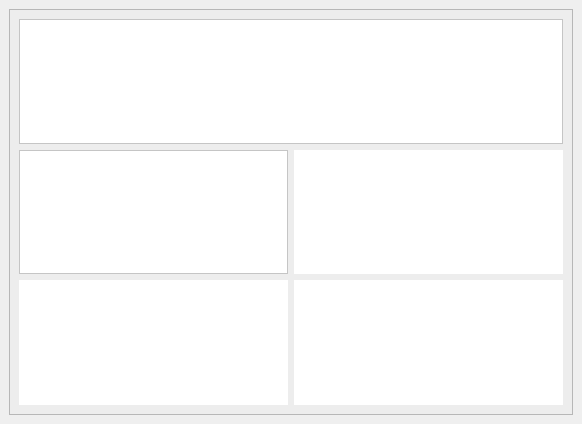
The window that AutoPlate.ui (codydon/Automatic-Car-Plate-Recognition-System) describes before a commit, drawn with Qt 5.
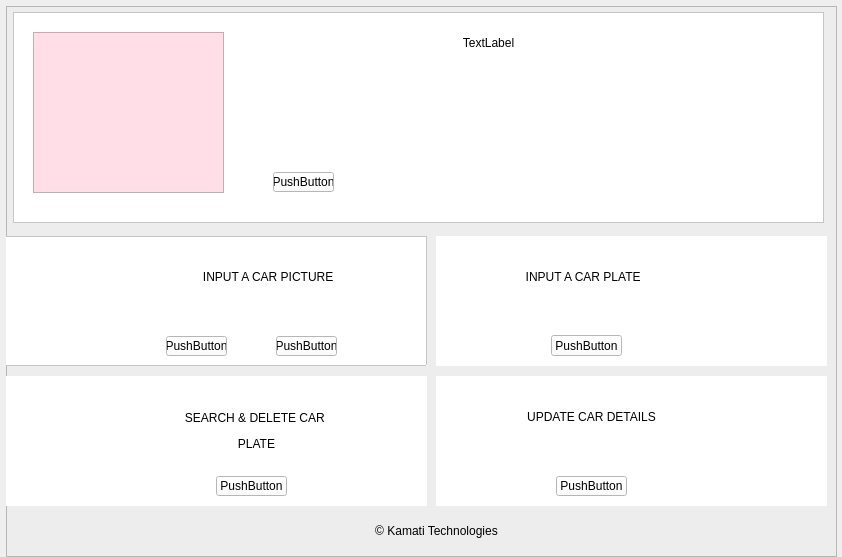
The same window after the commit. Icons and pictures are not drawn.

The edit to the form file:
```diff
--- a/AutoPlate.ui
+++ b/AutoPlate.ui
@@ -6,17 +6,41 @@
    <rect>
     <x>0</x>
     <y>0</y>
-    <width>582</width>
-    <height>424</height>
+    <width>842</width>
+    <height>557</height>
    </rect>
   </property>
   <property name="windowTitle">
    <string>MainWindow</string>
   </property>
   <widget class="QWidget" name="centralwidget">
-   <layout class="QGridLayout" name="gridLayout_2">
-    <item row="0" column="0">
      <widget class="QFrame" name="frame">
+    <property name="geometry">
+     <rect>
+      <x>6</x>
+      <y>6</y>
+      <width>831</width>
+      <height>551</height>
+     </rect>
+    </property>
+    <property name="sizePolicy">
+     <sizepolicy hsizetype="Preferred" vsizetype="Preferred">
+      <horstretch>0</horstretch>
+      <verstretch>0</verstretch>
+     </sizepolicy>
+    </property>
+    <property name="minimumSize">
+     <size>
+      <width>831</width>
+      <height>551</height>
+     </size>
+    </property>
+    <property name="maximumSize">
+     <size>
+      <width>831</width>
+      <height>551</height>
+     </size>
+    </property>
       <property name="styleSheet">
        <string notr="true">background-color: rgb(237, 237, 237);</string>
       </property>
@@ -26,9 +50,15 @@
       <property name="frameShadow">
        <enum>QFrame::Raised</enum>
       </property>
-      <layout class="QGridLayout" name="gridLayout">
-       <item row="0" column="0" colspan="2">
         <widget class="QFrame" name="frame_2">
+     <property name="geometry">
+      <rect>
+       <x>7</x>
+       <y>6</y>
+       <width>811</width>
+       <height>211</height>
+      </rect>
+     </property>
          <property name="styleSheet">
           <string notr="true">background-color: rgb(255, 255, 255);</string>
          </property>
@@ -38,10 +68,67 @@
          <property name="frameShadow">
           <enum>QFrame::Raised</enum>
          </property>
-        </widget>
-       </item>
-       <item row="1" column="0">
+     <widget class="QPushButton" name="pushButton_6">
+      <property name="geometry">
+       <rect>
+        <x>260</x>
+        <y>160</y>
+        <width>61</width>
+        <height>20</height>
+       </rect>
+      </property>
+      <property name="cursor">
+       <cursorShape>PointingHandCursor</cursorShape>
+      </property>
+      <property name="text">
+       <string>PushButton</string>
+      </property>
+     </widget>
+     <widget class="QFrame" name="frame_4">
+      <property name="geometry">
+       <rect>
+        <x>20</x>
+        <y>20</y>
+        <width>191</width>
+        <height>161</height>
+       </rect>
+      </property>
+      <property name="styleSheet">
+       <string notr="true">background-color: rgb(255, 222, 232);</string>
+      </property>
+      <property name="frameShape">
+       <enum>QFrame::StyledPanel</enum>
+      </property>
+      <property name="frameShadow">
+       <enum>QFrame::Raised</enum>
+      </property>
+     </widget>
+     <widget class="QLabel" name="label_9">
+      <property name="geometry">
+       <rect>
+        <x>290</x>
+        <y>10</y>
+        <width>371</width>
+        <height>41</height>
+       </rect>
+      </property>
+      <property name="text">
+       <string>TextLabel</string>
+      </property>
+      <property name="alignment">
+       <set>Qt::AlignCenter</set>
+      </property>
+     </widget>
+    </widget>
         <widget class="QFrame" name="frame_3">
+     <property name="geometry">
+      <rect>
+       <x>-10</x>
+       <y>230</y>
+       <width>431</width>
+       <height>130</height>
+      </rect>
+     </property>
          <property name="styleSheet">
           <string notr="true">background-color: rgb(255, 255, 255);</string>
          </property>
@@ -51,10 +138,87 @@
          <property name="frameShadow">
           <enum>QFrame::Raised</enum>
          </property>
-        </widget>
-       </item>
-       <item row="1" column="1">
+     <widget class="QLabel" name="label">
+      <property name="geometry">
+       <rect>
+        <x>10</x>
+        <y>10</y>
+        <width>111</width>
+        <height>71</height>
+       </rect>
+      </property>
+      <property name="styleSheet">
+       <string notr="true"> 
+image: url(:/webcam/webcam.png);</string>
+      </property>
+      <property name="text">
+       <string/>
+      </property>
+      <property name="alignment">
+       <set>Qt::AlignCenter</set>
+      </property>
+     </widget>
+     <widget class="QLabel" name="label_5">
+      <property name="geometry">
+       <rect>
+        <x>190</x>
+        <y>30</y>
+        <width>161</width>
+        <height>21</height>
+       </rect>
+      </property>
+      <property name="styleSheet">
+       <string notr="true">font: 12pt &quot;Trebuchet MS&quot;;</string>
+      </property>
+      <property name="text">
+       <string> INPUT A CAR PICTURE</string>
+      </property>
+      <property name="alignment">
+       <set>Qt::AlignCenter</set>
+      </property>
+     </widget>
+     <widget class="QPushButton" name="pushButton">
+      <property name="geometry">
+       <rect>
+        <x>170</x>
+        <y>100</y>
+        <width>61</width>
+        <height>20</height>
+       </rect>
+      </property>
+      <property name="cursor">
+       <cursorShape>PointingHandCursor</cursorShape>
+      </property>
+      <property name="text">
+       <string>PushButton</string>
+      </property>
+     </widget>
+     <widget class="QPushButton" name="pushButton_2">
+      <property name="geometry">
+       <rect>
+        <x>280</x>
+        <y>100</y>
+        <width>61</width>
+        <height>20</height>
+       </rect>
+      </property>
+      <property name="cursor">
+       <cursorShape>PointingHandCursor</cursorShape>
+      </property>
+      <property name="text">
+       <string>PushButton</string>
+      </property>
+     </widget>
+    </widget>
         <widget class="QFrame" name="frame_5">
+     <property name="geometry">
+      <rect>
+       <x>430</x>
+       <y>230</y>
+       <width>391</width>
+       <height>130</height>
+      </rect>
+     </property>
          <property name="styleSheet">
           <string notr="true">background-color: rgb(255, 255, 255);</string>
          </property>
@@ -64,10 +228,68 @@
          <property name="frameShadow">
           <enum>QFrame::Raised</enum>
          </property>
-        </widget>
-       </item>
-       <item row="2" column="0">
+     <widget class="QLabel" name="label_2">
+      <property name="geometry">
+       <rect>
+        <x>280</x>
+        <y>10</y>
+        <width>111</width>
+        <height>71</height>
+       </rect>
+      </property>
+      <property name="styleSheet">
+       <string notr="true"> 
+image: url(:/add/add-file.png);</string>
+      </property>
+      <property name="text">
+       <string/>
+      </property>
+     </widget>
+     <widget class="QLabel" name="label_6">
+      <property name="geometry">
+       <rect>
+        <x>70</x>
+        <y>30</y>
+        <width>151</width>
+        <height>21</height>
+       </rect>
+      </property>
+      <property name="styleSheet">
+       <string notr="true">font: 12pt &quot;Trebuchet MS&quot;;</string>
+      </property>
+      <property name="text">
+       <string> INPUT A CAR PLATE</string>
+      </property>
+      <property name="alignment">
+       <set>Qt::AlignCenter</set>
+      </property>
+     </widget>
+     <widget class="QPushButton" name="pushButton_3">
+      <property name="geometry">
+       <rect>
+        <x>115</x>
+        <y>99</y>
+        <width>71</width>
+        <height>21</height>
+       </rect>
+      </property>
+      <property name="cursor">
+       <cursorShape>PointingHandCursor</cursorShape>
+      </property>
+      <property name="text">
+       <string>PushButton</string>
+      </property>
+     </widget>
+    </widget>
         <widget class="QFrame" name="frame_6">
+     <property name="geometry">
+      <rect>
+       <x>-20</x>
+       <y>370</y>
+       <width>441</width>
+       <height>130</height>
+      </rect>
+     </property>
          <property name="styleSheet">
           <string notr="true">background-color: rgb(255, 255, 255);</string>
          </property>
@@ -77,10 +299,67 @@
          <property name="frameShadow">
           <enum>QFrame::Raised</enum>
          </property>
-        </widget>
-       </item>
-       <item row="2" column="1">
+     <widget class="QLabel" name="label_3">
+      <property name="geometry">
+       <rect>
+        <x>10</x>
+        <y>10</y>
+        <width>121</width>
+        <height>71</height>
+       </rect>
+      </property>
+      <property name="styleSheet">
+       <string notr="true">image: url(:/search/search.png);</string>
+      </property>
+      <property name="text">
+       <string/>
+      </property>
+     </widget>
+     <widget class="QLabel" name="label_7">
+      <property name="geometry">
+       <rect>
+        <x>130</x>
+        <y>30</y>
+        <width>281</width>
+        <height>51</height>
+       </rect>
+      </property>
+      <property name="styleSheet">
+       <string notr="true">font: 12pt &quot;Trebuchet MS&quot;;</string>
+      </property>
+      <property name="text">
+       <string>&lt;html&gt;&lt;head/&gt;&lt;body&gt;&lt;p&gt;SEARCH &amp;amp; DELETE CAR &lt;/p&gt;&lt;p&gt;PLATE&lt;/p&gt;&lt;/body&gt;&lt;/html&gt;</string>
+      </property>
+      <property name="alignment">
+       <set>Qt::AlignCenter</set>
+      </property>
+     </widget>
+     <widget class="QPushButton" name="pushButton_4">
+      <property name="geometry">
+       <rect>
+        <x>230</x>
+        <y>100</y>
+        <width>71</width>
+        <height>20</height>
+       </rect>
+      </property>
+      <property name="cursor">
+       <cursorShape>PointingHandCursor</cursorShape>
+      </property>
+      <property name="text">
+       <string>PushButton</string>
+      </property>
+     </widget>
+    </widget>
         <widget class="QFrame" name="frame_7">
+     <property name="geometry">
+      <rect>
+       <x>430</x>
+       <y>370</y>
+       <width>391</width>
+       <height>130</height>
+      </rect>
+     </property>
          <property name="styleSheet">
           <string notr="true">background-color: rgb(255, 255, 255);</string>
          </property>
@@ -90,14 +369,83 @@
          <property name="frameShadow">
           <enum>QFrame::Raised</enum>
          </property>
-        </widget>
-       </item>
-      </layout>
+     <widget class="QLabel" name="label_4">
+      <property name="geometry">
+       <rect>
+        <x>280</x>
+        <y>0</y>
+        <width>121</width>
+        <height>71</height>
+       </rect>
+      </property>
+      <property name="styleSheet">
+       <string notr="true">image: url(:/update/diagnosis.png);</string>
+      </property>
+      <property name="text">
+       <string/>
+      </property>
+     </widget>
+     <widget class="QLabel" name="label_8">
+      <property name="geometry">
+       <rect>
+        <x>80</x>
+        <y>30</y>
+        <width>151</width>
+        <height>21</height>
+       </rect>
+      </property>
+      <property name="styleSheet">
+       <string notr="true">font: 12pt &quot;Trebuchet MS&quot;;</string>
+      </property>
+      <property name="text">
+       <string>UPDATE CAR DETAILS</string>
+      </property>
+      <property name="alignment">
+       <set>Qt::AlignCenter</set>
+      </property>
      </widget>
-    </item>
-   </layout>
-  </widget>
- </widget>
- <resources/>
+     <widget class="QPushButton" name="pushButton_5">
+      <property name="geometry">
+       <rect>
+        <x>120</x>
+        <y>100</y>
+        <width>71</width>
+        <height>20</height>
+       </rect>
+      </property>
+      <property name="cursor">
+       <cursorShape>PointingHandCursor</cursorShape>
+      </property>
+      <property name="text">
+       <string>PushButton</string>
+      </property>
+     </widget>
+    </widget>
+    <widget class="QLabel" name="label_10">
+     <property name="geometry">
+      <rect>
+       <x>150</x>
+       <y>510</y>
+       <width>561</width>
+       <height>31</height>
+      </rect>
+     </property>
+     <property name="text">
+      <string> &lt;p&gt;&amp;copy; Kamati Technologies&lt;/p&gt;</string>
+     </property>
+     <property name="alignment">
+      <set>Qt::AlignCenter</set>
+     </property>
+    </widget>
+   </widget>
+  </widget>
+ </widget>
+ <resources>
+  <include location="webcam.qrc"/>
+  <include location="delete.qrc"/>
+  <include location="add.qrc"/>
+  <include location="update.qrc"/>
+  <include location="search.qrc"/>
+ </resources>
  <connections/>
 </ui>
```
Lines whose indentation alone changed are shown as unchanged.
